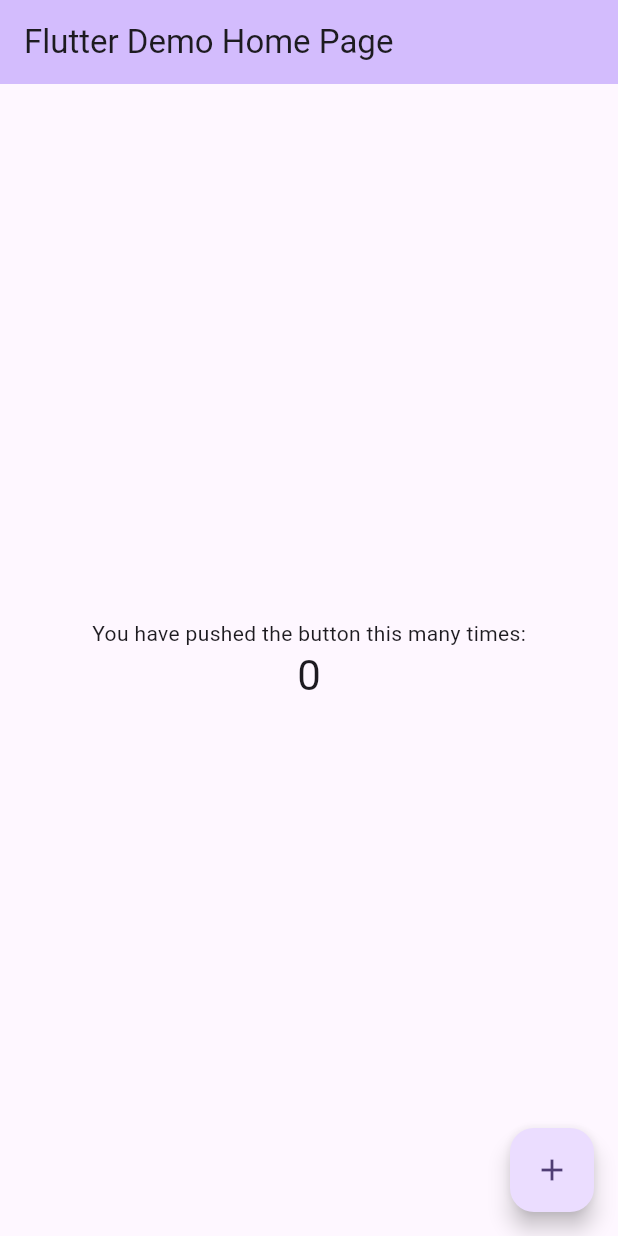
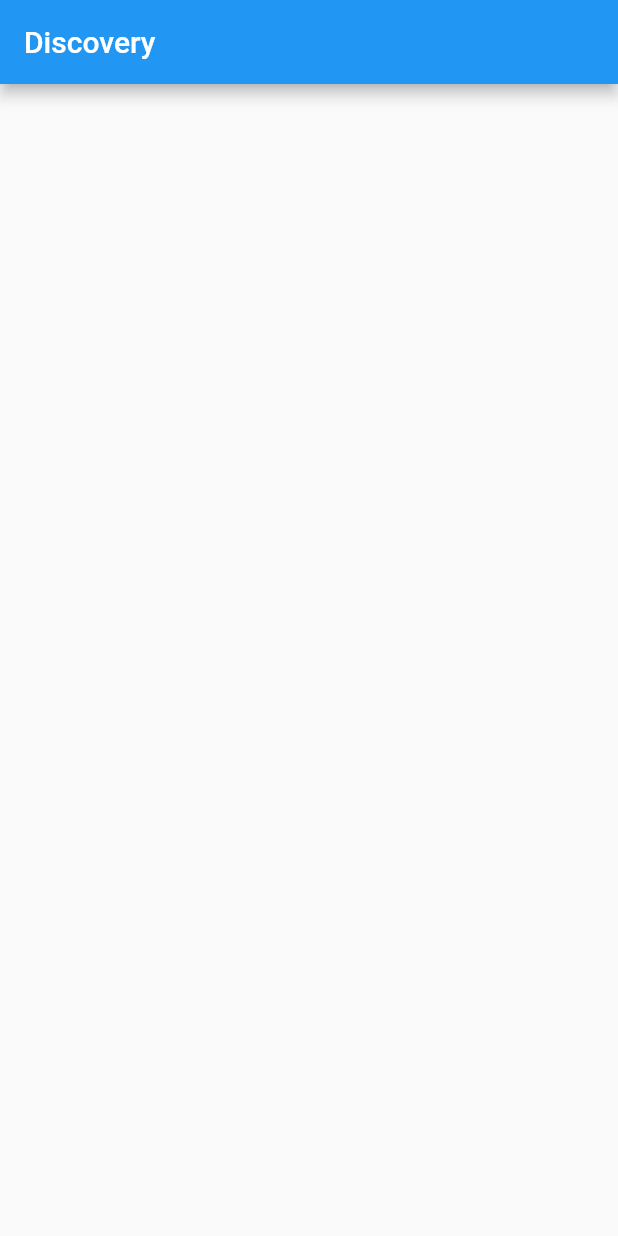
Before and after one commit to numediart-semi/flutter-hue-example, a Flutter app: the screen it shows after launch, on a phone screen of 412 x 824 dp. Run offline on Flutter 3.47's test engine with Material 2 defaults, Android fonts, the phone set to English and light mode, and no system bars.

Commit message:
start with discovery

```diff
--- /dev/null
+++ b/lib/app.dart
@@ -0,0 +1,17 @@
+import 'package:flutter/material.dart';
+import 'package:flutter_hue_example/discovery.dart';
+
+class FlutterHueApp extends StatelessWidget {
+  const FlutterHueApp({super.key});
+
+  @override
+  Widget build(BuildContext context) {
+    return MaterialApp(
+      title: 'Flutter Hue',
+      theme: ThemeData(
+        primarySwatch: Colors.blue,
+      ),
+      home: const DiscoveryScreen(),
+    );
+  }
+}
--- /dev/null
+++ b/lib/discovery.dart
@@ -0,0 +1,15 @@
+import 'package:flutter/material.dart';
+
+class DiscoveryScreen extends StatelessWidget {
+  const DiscoveryScreen({super.key});
+
+  @override
+  Widget build(BuildContext context) {
+    return Scaffold(
+      appBar: AppBar(
+        title: const Text('Discovery'),
+      ),
+      body: Container(),
+    );
+  }
+}
--- a/lib/main.dart
+++ b/lib/main.dart
@@ -1,125 +1,6 @@
 import 'package:flutter/material.dart';
+import 'package:flutter_hue_example/app.dart';
 
 void main() {
-  runApp(const MyApp());
+  runApp(const FlutterHueApp());
 }
-
-class MyApp extends StatelessWidget {
-  const MyApp({super.key});
-
-  // This widget is the root of your application.
-  @override
-  Widget build(BuildContext context) {
-    return MaterialApp(
-      title: 'Flutter Demo',
-      theme: ThemeData(
-        // This is the theme of your application.
-        //
-        // TRY THIS: Try running your application with "flutter run". You'll see
-        // the application has a blue toolbar. Then, without quitting the app,
-        // try changing the seedColor in the colorScheme below to Colors.green
-        // and then invoke "hot reload" (save your changes or press the "hot
-        // reload" button in a Flutter-supported IDE, or press "r" if you used
-        // the command line to start the app).
-        //
-        // Notice that the counter didn't reset back to zero; the application
-        // state is not lost during the reload. To reset the state, use hot
-        // restart instead.
-        //
-        // This works for code too, not just values: Most code changes can be
-        // tested with just a hot reload.
-        colorScheme: ColorScheme.fromSeed(seedColor: Colors.deepPurple),
-        useMaterial3: true,
-      ),
-      home: const MyHomePage(title: 'Flutter Demo Home Page'),
-    );
-  }
-}
-
-class MyHomePage extends StatefulWidget {
-  const MyHomePage({super.key, required this.title});
-
-  // This widget is the home page of your application. It is stateful, meaning
-  // that it has a State object (defined below) that contains fields that affect
-  // how it looks.
-
-  // This class is the configuration for the state. It holds the values (in this
-  // case the title) provided by the parent (in this case the App widget) and
-  // used by the build method of the State. Fields in a Widget subclass are
-  // always marked "final".
-
-  final String title;
-
-  @override
-  State<MyHomePage> createState() => _MyHomePageState();
-}
-
-class _MyHomePageState extends State<MyHomePage> {
-  int _counter = 0;
-
-  void _incrementCounter() {
-    setState(() {
-      // This call to setState tells the Flutter framework that something has
-      // changed in this State, which causes it to rerun the build method below
-      // so that the display can reflect the updated values. If we changed
-      // _counter without calling setState(), then the build method would not be
-      // called again, and so nothing would appear to happen.
-      _counter++;
-    });
-  }
-
-  @override
-  Widget build(BuildContext context) {
-    // This method is rerun every time setState is called, for instance as done
-    // by the _incrementCounter method above.
-    //
-    // The Flutter framework has been optimized to make rerunning build methods
-    // fast, so that you can just rebuild anything that needs updating rather
-    // than having to individually change instances of widgets.
-    return Scaffold(
-      appBar: AppBar(
-        // TRY THIS: Try changing the color here to a specific color (to
-        // Colors.amber, perhaps?) and trigger a hot reload to see the AppBar
-        // change color while the other colors stay the same.
-        backgroundColor: Theme.of(context).colorScheme.inversePrimary,
-        // Here we take the value from the MyHomePage object that was created by
-        // the App.build method, and use it to set our appbar title.
-        title: Text(widget.title),
-      ),
-      body: Center(
-        // Center is a layout widget. It takes a single child and positions it
-        // in the middle of the parent.
-        child: Column(
-          // Column is also a layout widget. It takes a list of children and
-          // arranges them vertically. By default, it sizes itself to fit its
-          // children horizontally, and tries to be as tall as its parent.
-          //
-          // Column has various properties to control how it sizes itself and
-          // how it positions its children. Here we use mainAxisAlignment to
-          // center the children vertically; the main axis here is the vertical
-          // axis because Columns are vertical (the cross axis would be
-          // horizontal).
-          //
-          // TRY THIS: Invoke "debug painting" (choose the "Toggle Debug Paint"
-          // action in the IDE, or press "p" in the console), to see the
-          // wireframe for each widget.
-          mainAxisAlignment: MainAxisAlignment.center,
-          children: <Widget>[
-            const Text(
-              'You have pushed the button this many times:',
-            ),
-            Text(
-              '$_counter',
-              style: Theme.of(context).textTheme.headlineMedium,
-            ),
-          ],
-        ),
-      ),
-      floatingActionButton: FloatingActionButton(
-        onPressed: _incrementCounter,
-        tooltip: 'Increment',
-        child: const Icon(Icons.add),
-      ), // This trailing comma makes auto-formatting nicer for build methods.
-    );
-  }
-}
```
Also changed, not shown: 1 other file.
